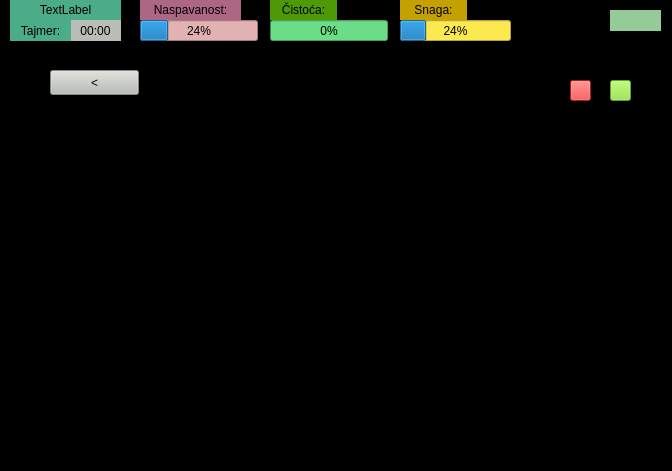
MATF-RS19/RS030-ljubimac, file Ljubimac/mainwindow.ui: the form before one commit.
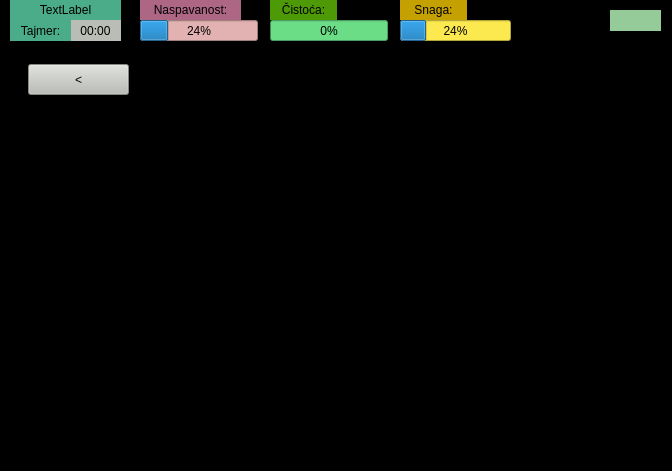
The form after the commit. The open tabs and pages were chosen to show the change. Icons and pictures are not drawn.

Diff of the .ui file:
```diff
--- a/Ljubimac/mainwindow.ui
+++ b/Ljubimac/mainwindow.ui
@@ -2623,6 +2623,35 @@
       </property>
      </widget>
     </widget>
+    <widget class="QWidget" name="page_igra4_igraj">
+     <widget class="QWidget" name="widget_igra4_igraj" native="true">
+      <property name="geometry">
+       <rect>
+        <x>0</x>
+        <y>0</y>
+        <width>681</width>
+        <height>411</height>
+       </rect>
+      </property>
+     </widget>
+     <widget class="QPushButton" name="pushButton_igra4_prekini">
+      <property name="geometry">
+       <rect>
+        <x>28</x>
+        <y>14</y>
+        <width>101</width>
+        <height>31</height>
+       </rect>
+      </property>
+      <property name="styleSheet">
+       <string notr="true">background-color: rgb(186, 189, 182);
+font: 25 italic 14pt &quot;Ubuntu&quot;;</string>
+      </property>
+      <property name="text">
+       <string>&lt;</string>
+      </property>
+     </widget>
+    </widget>
    </widget>
    <widget class="QProgressBar" name="SnagaBar">
     <property name="geometry">
```
Left out of the diff: 29 changed lines with no effect on the pictures.
